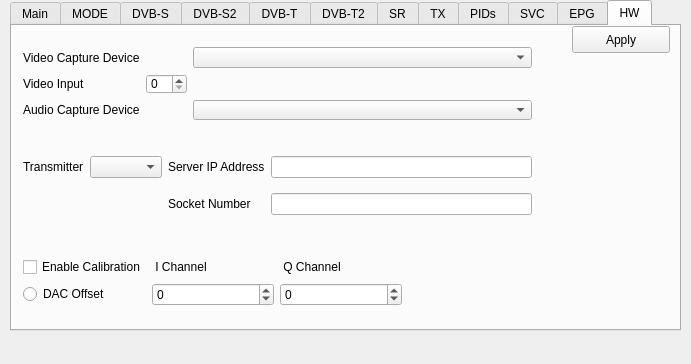
Before: the Qt Designer form mainwindow.ui in G4GUO/datvexpress_gui, drawn with Qt 5.
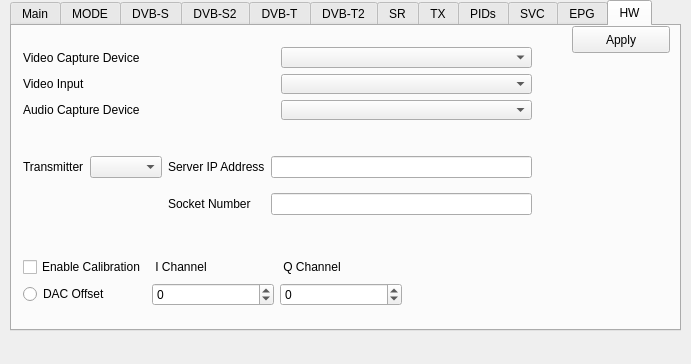
After: the same form once the commit is applied. The open tabs and pages were chosen to show the change.

Commit message: Optimisation of RS encoder Capture card input name labels added

Patch:
```diff
--- a/mainwindow.ui
+++ b/mainwindow.ui
@@ -1360,32 +1360,15 @@
          </property>
         </widget>
        </item>
-       <item row="1" column="1">
-        <widget class="QSpinBox" name="spinBoxSelectInput">
-         <property name="maximum">
-          <number>10</number>
-         </property>
-        </widget>
-       </item>
-       <item row="1" column="2">
-        <spacer name="horizontalSpacer_3">
-         <property name="orientation">
-          <enum>Qt::Horizontal</enum>
-         </property>
-         <property name="sizeHint" stdset="0">
-          <size>
-           <width>40</width>
-           <height>20</height>
-          </size>
-         </property>
-        </spacer>
-       </item>
-       <item row="0" column="2">
+       <item row="0" column="1">
         <widget class="QComboBox" name="comboBoxVideoCaptureDevice"/>
        </item>
-       <item row="2" column="2">
+       <item row="2" column="1">
         <widget class="QComboBox" name="comboBoxAudioCaptureDevice"/>
        </item>
+       <item row="1" column="1">
+        <widget class="QComboBox" name="comboBoxVideoInput"/>
+       </item>
       </layout>
      </widget>
     </widget>
```
The commit also changes 15 other files.
